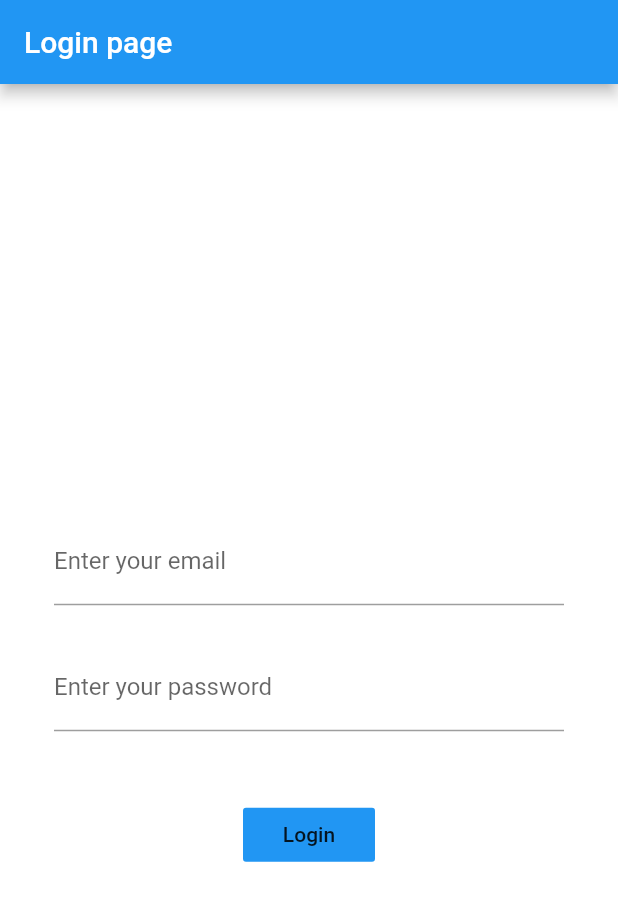
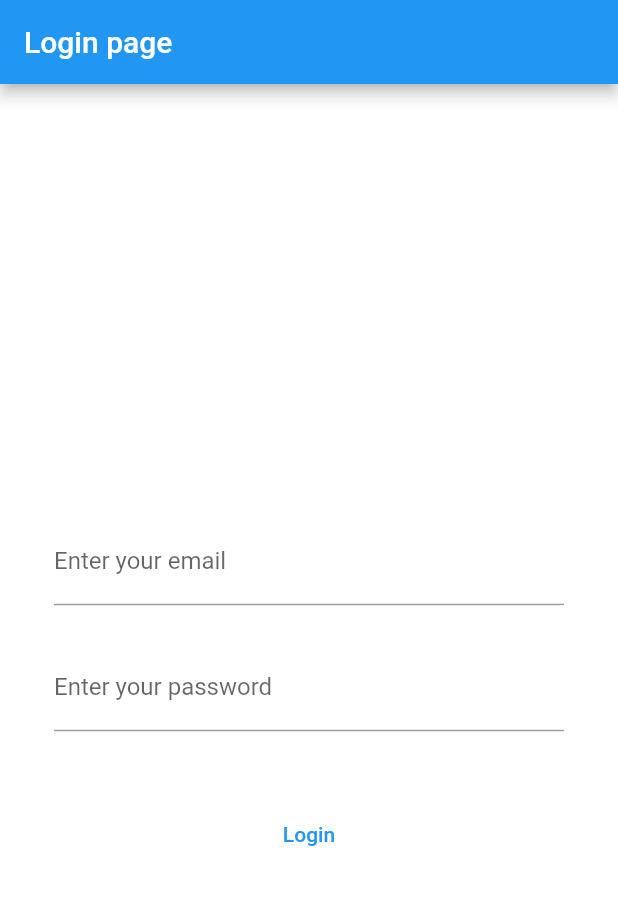
Before and after one commit to anantcodes/P-Track, a Flutter app: the screen it shows after launch, on a phone screen of 412 x 824 dp. Shown: the top 901 px of the screen. Run offline on Flutter 3.47's test engine with Material 2 defaults, Android fonts, the phone set to English and light mode, and no system bars; our stand-ins replace fluttertoast, percent_indicator.

```diff
--- a/lib/login.dart
+++ b/lib/login.dart
@@ -43,11 +43,14 @@ class _LoginState extends State<Login> {
                           obscureText: true, //text hiding
                         ),
                         SizedBox(height: 45.0),
-                        FlatButton(
-                          color: Colors.blue,
+                        TextButton(
+                          style: TextButton.styleFrom(
+                            primary: Colors.blue,
+                          ),
                           onPressed: () {
                             if (emailController.text == 'anant1234@gmail.com' &&
-                                passwordController.text == 'anant') // email and password static
+                                passwordController.text ==
+                                    'anant') // email and password static
                             {
                               Navigator.pushNamed(
                                   context, '/control'); //push to next route
@@ -68,10 +71,7 @@ class _LoginState extends State<Login> {
                           },
                           child: Text('Login'),
                         )
-                      ]
-                  )
-              )
-          ),
+                      ]))),
         ),
       ),
     );
```
Also changed, not shown: lib/control.dart (+19 -7 lines), pubspec.lock.
